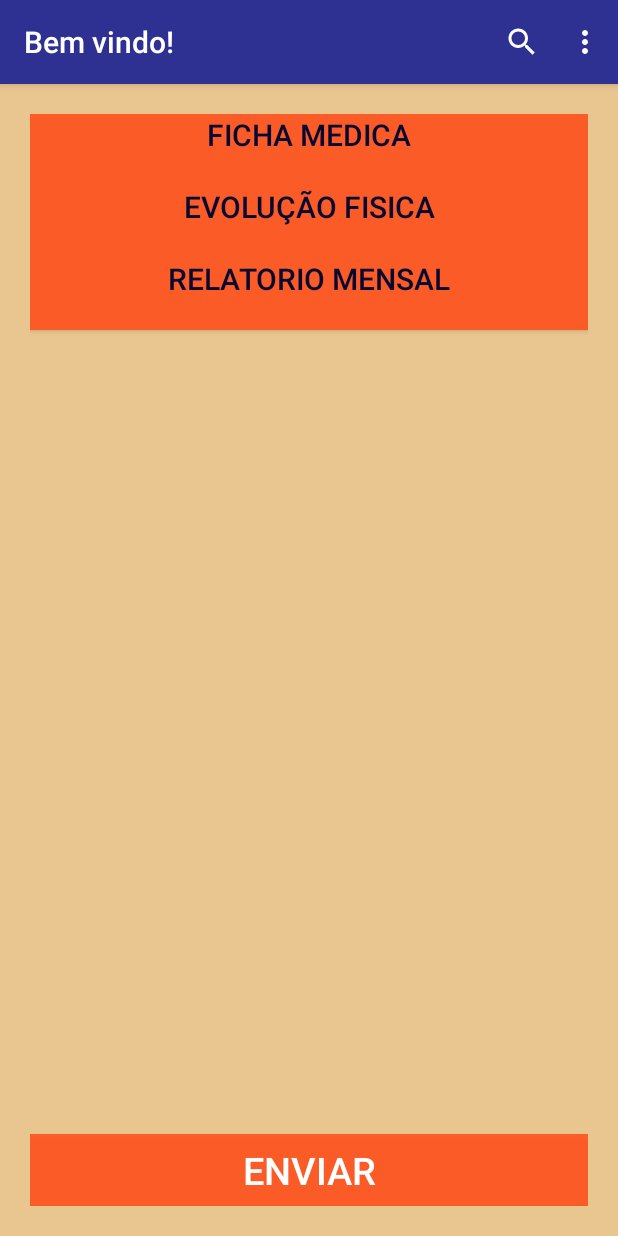
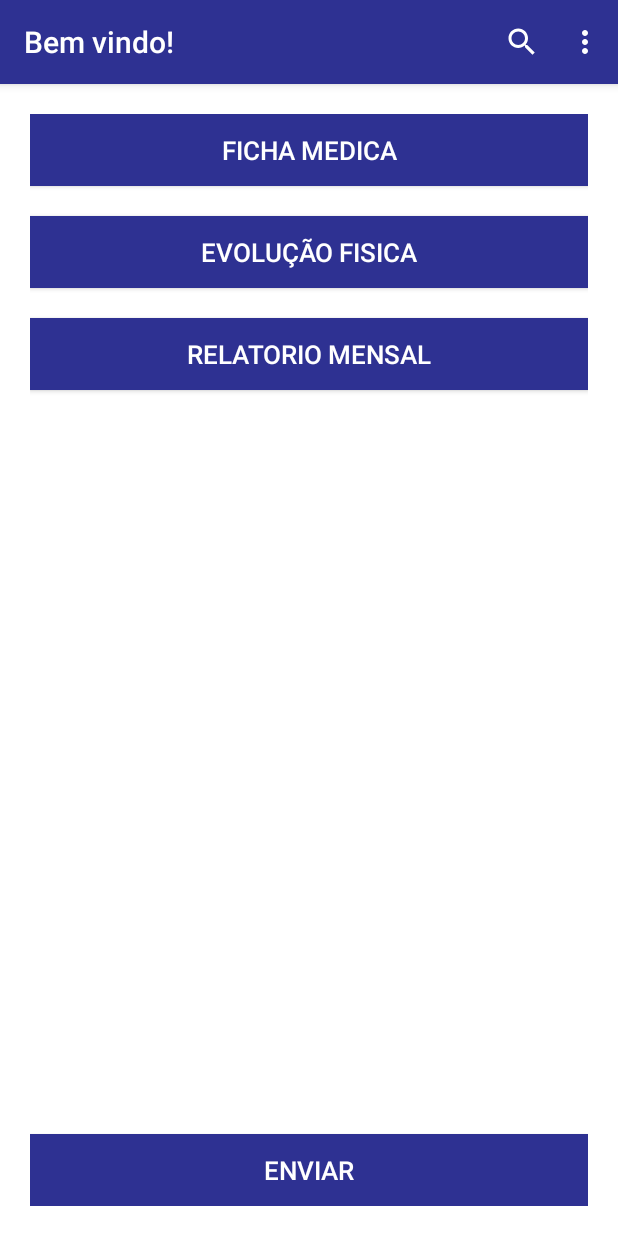
Before and after one commit to lrs96/app-gym-manager, an Android app: the MainActivity screen opened directly, with no data from a screen before it, on a phone screen of 412 x 824 dp. Run offline under Robolectric (Android 15) with nearby library versions, the phone set to English and light mode, and no system bars.

Commit message:
Mudança no layout da página inicial e das dimensões de botoões

```diff
--- a/app/src/main/res/layout/activity_main.xml
+++ b/app/src/main/res/layout/activity_main.xml
@@ -3,51 +3,57 @@
     xmlns:tools="http://schemas.android.com/tools"
     android:layout_width="match_parent"
     android:layout_height="match_parent"
-    android:background="@color/bg_color"
+    android:background="@color/white"
     android:padding="@dimen/padding_layout"
     tools:context=".MainActivity">
 
 
     <Button
         android:id="@+id/btn1"
+        style="@style/Txt_Teste"
         android:layout_width="match_parent"
         android:layout_height="wrap_content"
-        android:paddingBottom="20sp"
-        android:background="@color/bg_btn_padrao"
+        android:layout_marginBottom="20dp"
+        android:background="@color/colorPrimary"
+        android:onClick="clickBtnaFichaMedica"
         android:text="@string/bnt1"
-        style="@style/Txt_Teste"
-        android:onClick="clickBtnaFichaMedica"/>
+        android:textColor="@color/white"
+        android:textSize="@dimen/txt_btn" />
 
     <Button
         android:id="@+id/btn2"
+        style="@style/Txt_Teste"
         android:layout_width="match_parent"
         android:layout_height="wrap_content"
-        android:paddingBottom="20sp"
-        android:background="@color/bg_btn_padrao"
+        android:layout_below="@id/btn1"
+        android:layout_marginBottom="20dp"
+        android:background="@color/colorPrimary"
+        android:gravity="center"
+        android:onClick="clickBtnEvolucaoFisica"
         android:text="@string/bnt2"
-        android:layout_below="@id/btn1"
-        style="@style/Txt_Teste"
-        android:onClick="clickBtnEvolucaoFisica"/>
+        android:textColor="@color/white"
+        android:textSize="@dimen/txt_btn" />
 
     <Button
+        style="@style/Txt_Teste"
         android:layout_width="match_parent"
         android:layout_height="wrap_content"
-        android:background="@color/bg_btn_padrao"
-        android:paddingBottom="20sp"
+        android:layout_below="@id/btn2"
+        android:background="@color/colorPrimary"
+        android:onClick="clickBtnaRelatorioMensal"
         android:text="@string/bnt3"
-        android:layout_below="@id/btn2"
-        style="@style/Txt_Teste"
-        android:onClick="clickBtnaRelatorioMensal"/>
+        android:textColor="@color/white"
+        android:textSize="@dimen/txt_btn" />
 
     <Button
         android:id="@+id/btn_enviar"
         android:layout_width="match_parent"
         android:layout_height="wrap_content"
         android:layout_alignParentBottom="true"
+        android:background="@color/colorPrimary"
+        android:onClick="clickBtnEnviar"
         android:text="@string/btn_enviar"
-        android:background="@color/bg_btn_padrao"
-        android:textSize="@dimen/txt_btn"
         android:textColor="@color/white"
-        android:onClick="clickBtnEnviar"/>
+        android:textSize="@dimen/txt_btn" />
 
 </RelativeLayout>
--- a/app/src/main/res/layout/activity_pessoa.xml
+++ b/app/src/main/res/layout/activity_pessoa.xml
@@ -4,6 +4,13 @@
     android:layout_width="match_parent"
     android:layout_height="match_parent"
     android:orientation="vertical">
+
+    <ImageView
+        android:id="@+id/campo_imagem"
+        android:layout_width="match_parent"
+        android:layout_height="184dp"
+        android:layout_weight="2"
+        android:src="@drawable/logo" />
 
     <TextView
         android:id="@+id/texto_cadastro"
@@ -89,12 +96,5 @@
         android:text="Login"
         android:textSize="18dp"/>
 
-    <ImageView
-        android:id="@+id/campo_imagem"
-        android:layout_width="match_parent"
-        android:layout_height="0dp"
-        android:layout_weight="2"
-        android:src="@drawable/logo" />
-
 
 </LinearLayout>
--- a/app/src/main/res/values/dimens.xml
+++ b/app/src/main/res/values/dimens.xml
@@ -10,7 +10,7 @@
 
     <dimen name="texto_padrao">20sp</dimen>
 
-    <dimen name="txt_btn">25sp</dimen>
+    <dimen name="txt_btn">17sp</dimen>
 
 
     <dimen name="activity_horizontal_margim">16dp</dimen>
```
